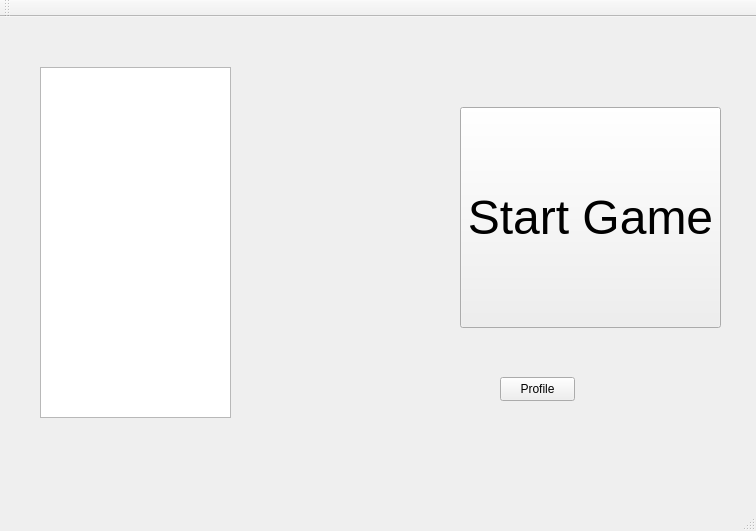
This is User/User/Lobby_Interface.ui in xNaga09x/ProjectModernCpp as Qt 5 draws it before an edit. The edited form follows.
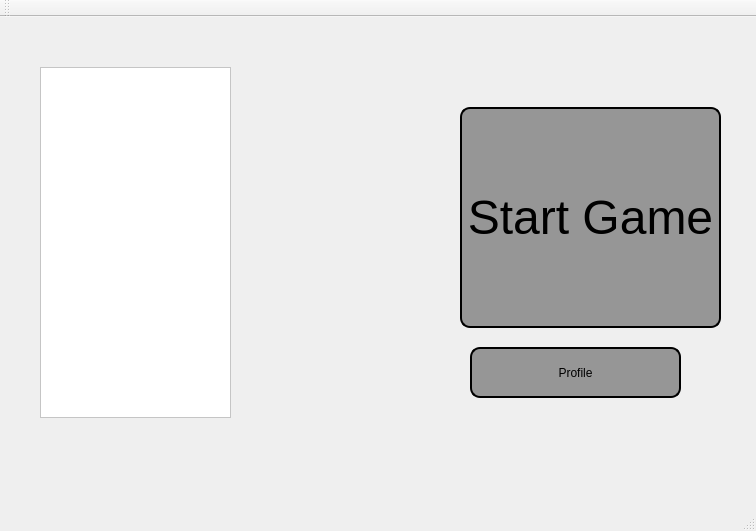
This is the edited form.

Commit message: Design Interfaces

What changed in the file:
```diff
--- a/User/User/Lobby_Interface.ui
+++ b/User/User/Lobby_Interface.ui
@@ -13,6 +13,9 @@
   <property name="windowTitle">
    <string>Lobby_Interface</string>
   </property>
+  <property name="styleSheet">
+   <string notr="true"/>
+  </property>
   <widget class="QWidget" name="centralWidget">
    <widget class="QPushButton" name="start_game">
     <property name="geometry">
@@ -28,6 +31,13 @@
       <pointsize>36</pointsize>
      </font>
     </property>
+    <property name="styleSheet">
+     <string notr="true">background-color: rgb(150, 150, 150);
+border-style:outset;
+border-width:2px;
+border-radius:10px;
+border-color:black</string>
+    </property>
     <property name="text">
      <string>Start Game</string>
     </property>
@@ -48,6 +58,9 @@
       <underline>true</underline>
      </font>
     </property>
+    <property name="styleSheet">
+     <string notr="true">background-color: rgb(255, 255, 255);</string>
+    </property>
     <property name="editTriggers">
      <set>QAbstractItemView::NoEditTriggers</set>
     </property>
@@ -58,12 +71,19 @@
    <widget class="QPushButton" name="profileButton">
     <property name="geometry">
      <rect>
-      <x>500</x>
-      <y>360</y>
-      <width>75</width>
-      <height>24</height>
+      <x>470</x>
+      <y>330</y>
+      <width>211</width>
+      <height>51</height>
      </rect>
     </property>
+    <property name="styleSheet">
+     <string notr="true">background-color: rgb(150, 150, 150);
+border-style:outset;
+border-width:2px;
+border-radius:10px;
+border-color:black</string>
+    </property>
     <property name="text">
      <string>Profile</string>
     </property>
```
The commit also changes 8 other files.
